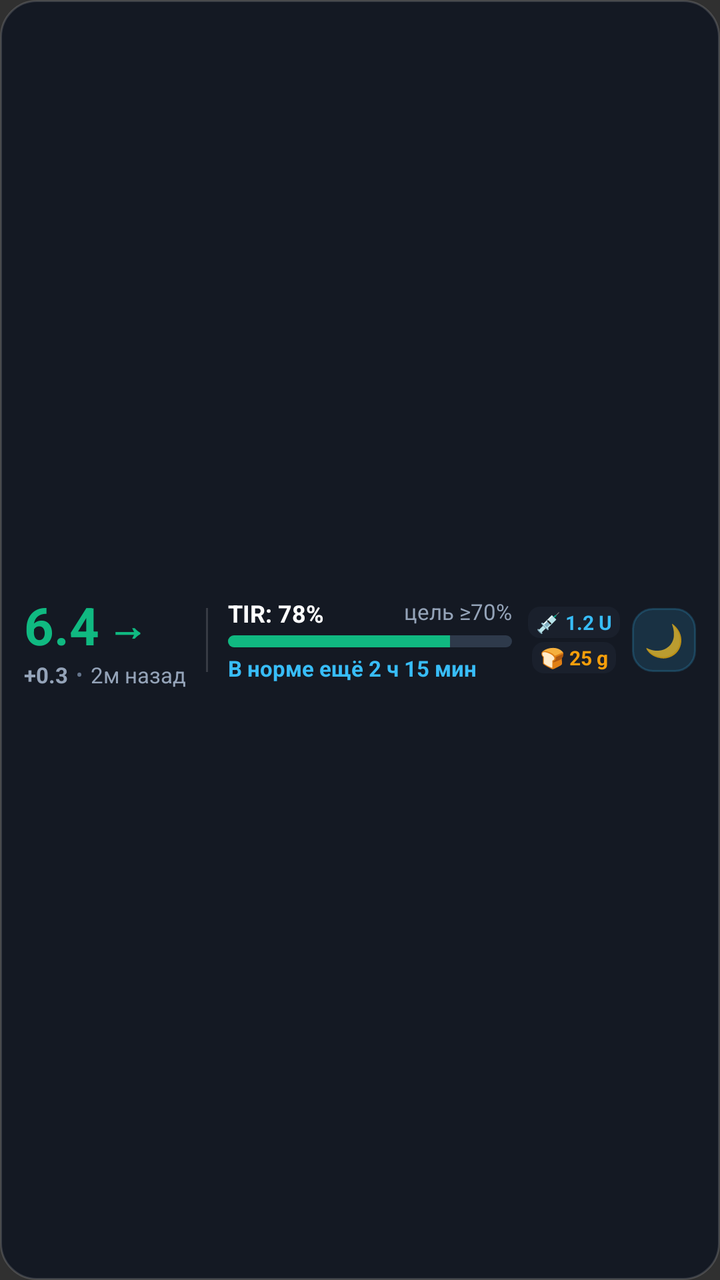
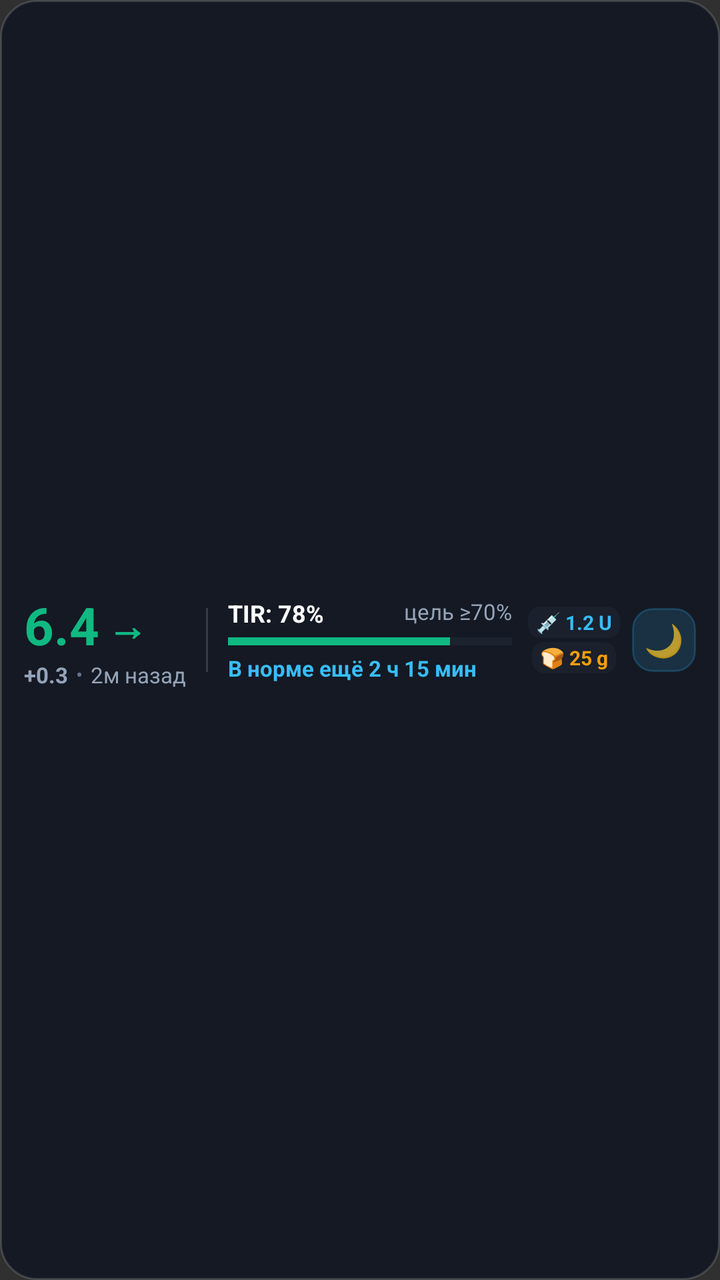

An Android layout rendered at two revisions. The XML below is the earlier revision; the diff shows what the commit changed to produce the second picture.
<!-- AndroidManifest.xml: application theme Theme.TIRUp -->
<!-- res/layout/widget_strip.xml -->
<?xml version="1.0" encoding="utf-8"?>
<LinearLayout xmlns:android="http://schemas.android.com/apk/res/android"
    android:id="@+id/widget_root"
    android:layout_width="match_parent"
    android:layout_height="match_parent"
    android:background="@drawable/widget_background"
    android:gravity="center_vertical"
    android:orientation="horizontal"
    android:paddingStart="12dp"
    android:paddingTop="8dp"
    android:paddingEnd="12dp"
    android:paddingBottom="8dp">

    
    <LinearLayout
        android:id="@+id/widget_glucose_section"
        android:layout_width="wrap_content"
        android:layout_height="wrap_content"
        android:gravity="center_vertical"
        android:orientation="vertical">

        <LinearLayout
            android:layout_width="wrap_content"
            android:layout_height="wrap_content"
            android:gravity="center_vertical"
            android:orientation="horizontal">

            <TextView
                android:id="@+id/widget_glucose_value"
                android:layout_width="wrap_content"
                android:layout_height="wrap_content"
                android:text="6.4"
                android:textColor="#10B981"
                android:textSize="26sp"
                android:textStyle="bold" />

            <TextView
                android:id="@+id/widget_trend_arrow"
                android:layout_width="wrap_content"
                android:layout_height="wrap_content"
                android:paddingStart="4dp"
                android:text="→"
                android:textColor="#10B981"
                android:textSize="20sp"
                android:textStyle="bold" />
        </LinearLayout>

        <LinearLayout
            android:layout_width="wrap_content"
            android:layout_height="wrap_content"
            android:gravity="center_vertical"
            android:orientation="horizontal">

            <TextView
                android:id="@+id/widget_delta_value"
                android:layout_width="wrap_content"
                android:layout_height="wrap_content"
                android:text="+0.3"
                android:textColor="#94A3B8"
                android:textSize="11sp"
                android:textStyle="bold" />

            <TextView
                android:layout_width="wrap_content"
                android:layout_height="wrap_content"
                android:paddingStart="4dp"
                android:paddingEnd="4dp"
                android:text="•"
                android:textColor="#64748B"
                android:textSize="10sp" />

            <TextView
                android:id="@+id/widget_time_ago"
                android:layout_width="wrap_content"
                android:layout_height="wrap_content"
                android:text="2м назад"
                android:textColor="#94A3B8"
                android:textSize="11sp" />
        </LinearLayout>
    </LinearLayout>

    <View
        android:layout_width="1dp"
        android:layout_height="32dp"
        android:layout_marginStart="10dp"
        android:layout_marginEnd="10dp"
        android:background="#26FFFFFF" />

    
    <LinearLayout
        android:id="@+id/widget_compensator_section"
        android:layout_width="0dp"
        android:layout_height="wrap_content"
        android:layout_weight="1"
        android:orientation="vertical">

        <RelativeLayout
            android:layout_width="match_parent"
            android:layout_height="wrap_content">

            <TextView
                android:id="@+id/widget_tir_score"
                android:layout_width="wrap_content"
                android:layout_height="wrap_content"
                android:layout_alignParentStart="true"
                android:text="TIR: 78%"
                android:textColor="#FFFFFF"
                android:textSize="12sp"
                android:textStyle="bold" />

            <TextView
                android:id="@+id/widget_tir_target"
                android:layout_width="wrap_content"
                android:layout_height="wrap_content"
                android:layout_alignParentEnd="true"
                android:text="цель ≥70%"
                android:textColor="#94A3B8"
                android:textSize="11sp" />
        </RelativeLayout>

        <ProgressBar
            android:id="@+id/widget_tir_progress"
            style="?android:attr/progressBarStyleHorizontal"
            android:layout_width="match_parent"
            android:layout_height="6dp"
            android:layout_marginTop="3dp"
            android:layout_marginBottom="3dp"
            android:max="100"
            android:progress="78"
            android:progressDrawable="@drawable/widget_progress_bar" />

        <TextView
            android:id="@+id/widget_compensator_text"
            android:layout_width="match_parent"
            android:layout_height="wrap_content"
            android:ellipsize="end"
            android:maxLines="1"
            android:text="В норме ещё 2 ч 15 мин"
            android:textColor="#38BDF8"
            android:textSize="11sp"
            android:textStyle="bold" />
    </LinearLayout>

    
    <LinearLayout
        android:id="@+id/widget_actions_section"
        android:layout_width="wrap_content"
        android:layout_height="wrap_content"
        android:layout_marginStart="8dp"
        android:gravity="center_vertical"
        android:orientation="horizontal">

        <LinearLayout
            android:id="@+id/widget_iob_cob_layout"
            android:layout_width="wrap_content"
            android:layout_height="wrap_content"
            android:layout_marginEnd="6dp"
            android:gravity="center_horizontal"
            android:orientation="vertical">

            <TextView
                android:id="@+id/widget_iob_text"
                android:layout_width="wrap_content"
                android:layout_height="wrap_content"
                android:background="@drawable/widget_badge_bg"
                android:paddingStart="4dp"
                android:paddingTop="1dp"
                android:paddingEnd="4dp"
                android:paddingBottom="1dp"
                android:text="💉 1.2 U"
                android:textColor="#38BDF8"
                android:textSize="10sp"
                android:textStyle="bold" />

            <TextView
                android:id="@+id/widget_cob_text"
                android:layout_width="wrap_content"
                android:layout_height="wrap_content"
                android:layout_marginTop="2dp"
                android:background="@drawable/widget_badge_bg"
                android:paddingStart="4dp"
                android:paddingTop="1dp"
                android:paddingEnd="4dp"
                android:paddingBottom="1dp"
                android:text="🍞 25 g"
                android:textColor="#F59E0B"
                android:textSize="10sp"
                android:textStyle="bold" />
        </LinearLayout>

        <TextView
            android:id="@+id/widget_btn_nightstand"
            android:layout_width="32dp"
            android:layout_height="32dp"
            android:background="@drawable/widget_button_bg"
            android:gravity="center"
            android:text="🌙"
            android:textSize="16sp" />
    </LinearLayout>

</LinearLayout>
<!-- resources referenced by this layout -->
<resources>
  <!-- drawable widget_background (drawable) -->
  <?xml version="1.0" encoding="utf-8"?>
  <shape xmlns:android="http://schemas.android.com/apk/res/android"
      android:shape="rectangle">
      <solid android:color="#D9101622" />
      <corners android:radius="18dp" />
      <stroke
          android:width="1dp"
          android:color="#26FFFFFF" />
  </shape>
  <!-- drawable widget_badge_bg (drawable) -->
  <?xml version="1.0" encoding="utf-8"?>
  <shape xmlns:android="http://schemas.android.com/apk/res/android"
      android:shape="rectangle">
      <solid android:color="#1F475569" />
      <corners android:radius="6dp" />
  </shape>
  <!-- drawable widget_button_bg (drawable) -->
  <?xml version="1.0" encoding="utf-8"?>
  <shape xmlns:android="http://schemas.android.com/apk/res/android"
      android:shape="rectangle">
      <solid android:color="#2638BDF8" />
      <corners android:radius="10dp" />
      <stroke
          android:width="1dp"
          android:color="#3338BDF8" />
  </shape>
  <!-- drawable widget_progress_bar (drawable) -->
  <?xml version="1.0" encoding="utf-8"?>
  <layer-list xmlns:android="http://schemas.android.com/apk/res/android">
      <item android:id="@android:id/background">
          <shape android:shape="rectangle">
              <corners android:radius="4dp" />
              <solid android:color="#2E3A4B" />
          </shape>
      </item>
      <item android:id="@android:id/progress">
          <clip>
              <shape android:shape="rectangle">
                  <corners android:radius="4dp" />
                  <solid android:color="#10B981" />
              </shape>
          </clip>
      </item>
  </layer-list>
  <style name="Theme.TIRUp" parent="android:Theme.Material.NoActionBar">
          <item name="android:statusBarColor">@color/background_dark</item>
          <item name="android:navigationBarColor">@color/background_dark</item>
      </style>
  <color name="background_dark">#0F172A</color>
</resources>

<!-- the commit's change to res/layout/widget_strip.xml (unified diff, before → after) -->
@@ -79,7 +79,7 @@
         </LinearLayout>
     </LinearLayout>
 
-    <View
+    <FrameLayout
         android:layout_width="1dp"
         android:layout_height="32dp"
         android:layout_marginStart="10dp"
@@ -127,7 +127,8 @@
             android:layout_marginBottom="3dp"
             android:max="100"
             android:progress="78"
-            android:progressDrawable="@drawable/widget_progress_bar" />
+            android:progressTint="#10B981"
+            android:progressBackgroundTint="#2E3A4B" />
 
         <TextView
             android:id="@+id/widget_compensator_text"
<!-- resource entries referenced after the edit -->
@@ -27,24 +27,6 @@
           android:width="1dp"
           android:color="#3338BDF8" />
   </shape>
-  <!-- drawable widget_progress_bar (drawable) -->
-  <?xml version="1.0" encoding="utf-8"?>
-  <layer-list xmlns:android="http://schemas.android.com/apk/res/android">
-      <item android:id="@android:id/background">
-          <shape android:shape="rectangle">
-              <corners android:radius="4dp" />
-              <solid android:color="#2E3A4B" />
-          </shape>
-      </item>
-      <item android:id="@android:id/progress">
-          <clip>
-              <shape android:shape="rectangle">
-                  <corners android:radius="4dp" />
-                  <solid android:color="#10B981" />
-              </shape>
-          </clip>
-      </item>
-  </layer-list>
   <style name="Theme.TIRUp" parent="android:Theme.Material.NoActionBar">
           <item name="android:statusBarColor">@color/background_dark</item>
           <item name="android:navigationBarColor">@color/background_dark</item>
